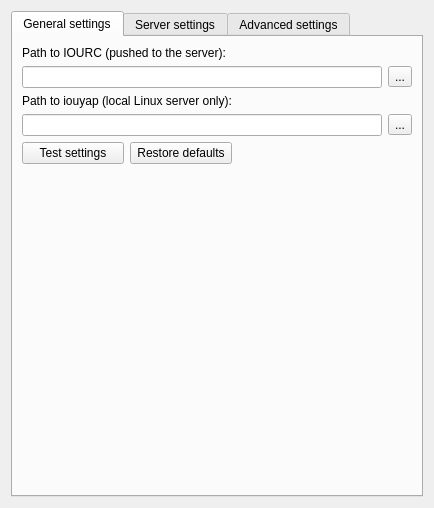
Before: the Qt Designer form gns3/modules/iou/ui/iou_preferences_page.ui in GNS3/gns3-gui, drawn with Qt 5.
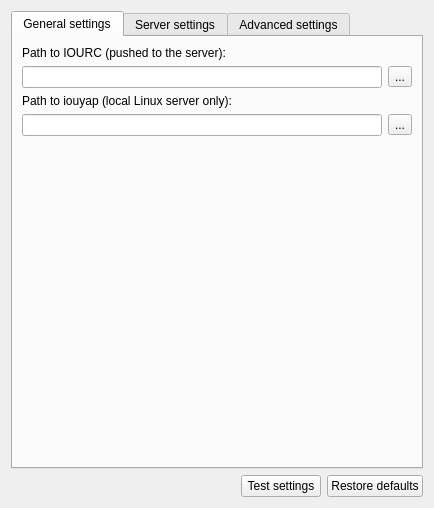
After: the same form once the commit is applied.

Commit message: Improvements on the preferences dialog.

Patch:
```diff
--- a/gns3/modules/iou/ui/iou_preferences_page.ui
+++ b/gns3/modules/iou/ui/iou_preferences_page.ui
@@ -41,37 +41,6 @@
          </item>
         </layout>
        </item>
-       <item row="6" column="1">
-        <spacer name="horizontalSpacer">
-         <property name="orientation">
-          <enum>Qt::Horizontal</enum>
-         </property>
-         <property name="sizeHint" stdset="0">
-          <size>
-           <width>164</width>
-           <height>20</height>
-          </size>
-         </property>
-        </spacer>
-       </item>
-       <item row="6" column="0">
-        <layout class="QHBoxLayout" name="horizontalLayout_2">
-         <item>
-          <widget class="QPushButton" name="uiTestSettingsPushButton">
-           <property name="text">
-            <string>Test settings</string>
-           </property>
-          </widget>
-         </item>
-         <item>
-          <widget class="QPushButton" name="uiRestoreDefaultsPushButton">
-           <property name="text">
-            <string>Restore defaults</string>
-           </property>
-          </widget>
-         </item>
-        </layout>
-       </item>
        <item row="4" column="0">
         <widget class="QLabel" name="uiIouyapPathLabel">
          <property name="text">
@@ -293,6 +262,37 @@
      </widget>
     </widget>
    </item>
+   <item>
+    <layout class="QHBoxLayout" name="horizontalLayout_2">
+     <item>
+      <spacer name="horizontalSpacer">
+       <property name="orientation">
+        <enum>Qt::Horizontal</enum>
+       </property>
+       <property name="sizeHint" stdset="0">
+        <size>
+         <width>164</width>
+         <height>20</height>
+        </size>
+       </property>
+      </spacer>
+     </item>
+     <item>
+      <widget class="QPushButton" name="uiTestSettingsPushButton">
+       <property name="text">
+        <string>Test settings</string>
+       </property>
+      </widget>
+     </item>
+     <item>
+      <widget class="QPushButton" name="uiRestoreDefaultsPushButton">
+       <property name="text">
+        <string>Restore defaults</string>
+       </property>
+      </widget>
+     </item>
+    </layout>
+   </item>
   </layout>
  </widget>
  <resources/>
```
The commit also changes 19 other files.
